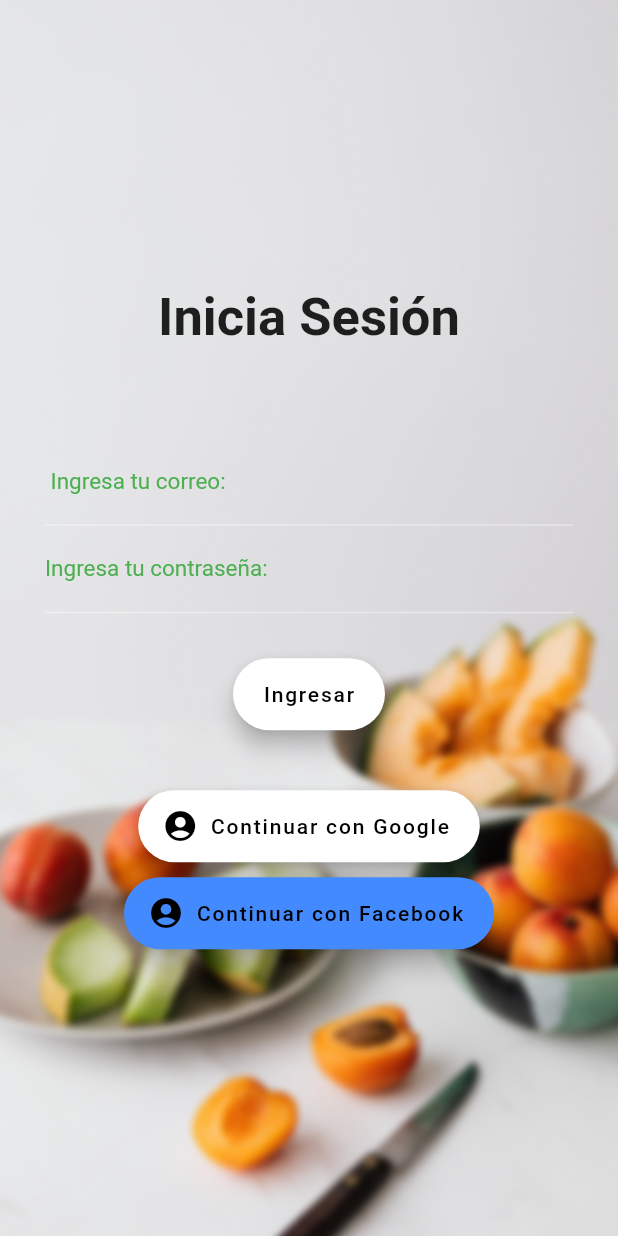
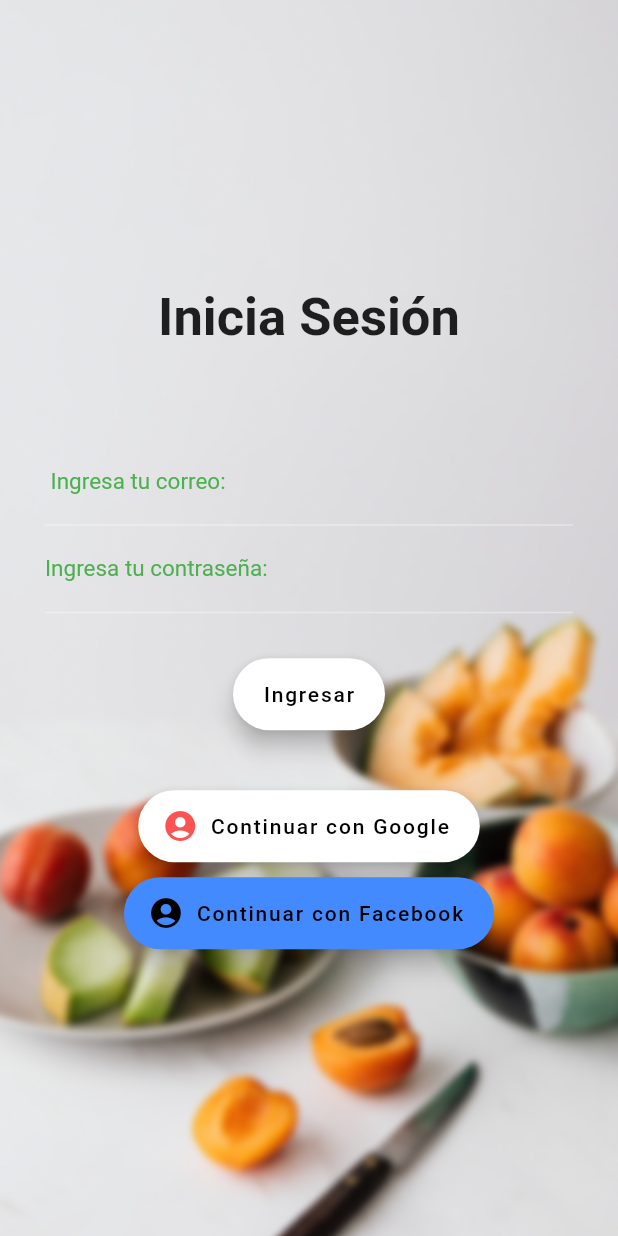
Before and after one commit to EasyNutrition/EasyNutritionApp, a Flutter app: the screen it shows after launch, after a tap on "Inicia Sesión", on a phone screen of 412 x 824 dp. Run offline on Flutter 3.47's test engine with Material 2 defaults, Android fonts, the phone set to English and light mode, and no system bars; our stand-ins replace font_awesome_flutter.

Commit message:
Update login.dart

```diff
--- a/lib/login.dart
+++ b/lib/login.dart
@@ -101,6 +101,7 @@ class _LoginPageState extends State<LoginPage> {
                             splashColor: Colors.redAccent,
                             icon: Icon( // <-- Icon
                               Icons.account_circle_sharp,
+                              color: Colors.redAccent,
                               size: 24.0,
                             ),
                             onPressed: () {
```
